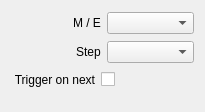
The window that src/Widgets/Inspector/Atem/InspectorAtemCutWidget.ui (CasparCG/client) describes before a commit, drawn with Qt 5.
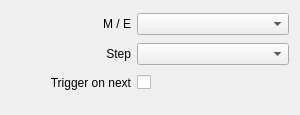
The same window after the commit.

Commit message: Simplify layout of inspector widgets

Patch:
```diff
--- a/src/Widgets/Inspector/Atem/InspectorAtemCutWidget.ui
+++ b/src/Widgets/Inspector/Atem/InspectorAtemCutWidget.ui
@@ -6,8 +6,8 @@
    <rect>
     <x>0</x>
     <y>0</y>
-    <width>205</width>
-    <height>112</height>
+    <width>300</width>
+    <height>115</height>
    </rect>
   </property>
   <property name="sizePolicy">
@@ -16,33 +16,21 @@
     <verstretch>0</verstretch>
    </sizepolicy>
   </property>
-  <layout class="QVBoxLayout" name="verticalLayout">
-   <item>
-    <layout class="QHBoxLayout" name="horizontalLayoutMixerStep">
-     <item>
-      <spacer name="horizontalSpacerMixerStep">
-       <property name="orientation">
-        <enum>Qt::Horizontal</enum>
-       </property>
-       <property name="sizeType">
-        <enum>QSizePolicy::Fixed</enum>
-       </property>
-       <property name="sizeHint" stdset="0">
-        <size>
-         <width>62</width>
-         <height>20</height>
-        </size>
-       </property>
-      </spacer>
-     </item>
-     <item>
-      <widget class="QLabel" name="labelMixerStep">
-       <property name="text">
-        <string>M / E</string>
+  <layout class="QGridLayout" name="gridLayout">
+   <property name="bottomMargin">
+    <number>20</number>
+   </property>
+   <item row="1" column="1">
+    <widget class="QComboBox" name="comboBoxStep">
+     <property name="sizePolicy">
+      <sizepolicy hsizetype="Expanding" vsizetype="Fixed">
+       <horstretch>0</horstretch>
+       <verstretch>0</verstretch>
+      </sizepolicy>
        </property>
       </widget>
      </item>
-     <item>
+   <item row="0" column="1">
       <widget class="QComboBox" name="comboBoxMixerStep">
        <property name="sizePolicy">
         <sizepolicy hsizetype="Expanding" vsizetype="Fixed">
@@ -52,73 +40,56 @@
        </property>
       </widget>
      </item>
-    </layout>
-   </item>
-   <item>
-    <layout class="QHBoxLayout" name="horizontalLayoutStep">
-     <item>
-      <spacer name="horizontalSpacerStep">
-       <property name="orientation">
-        <enum>Qt::Horizontal</enum>
-       </property>
-       <property name="sizeType">
-        <enum>QSizePolicy::Fixed</enum>
-       </property>
-       <property name="sizeHint" stdset="0">
+   <item row="2" column="0">
+    <widget class="QLabel" name="labelTriggerOnNext">
+     <property name="minimumSize">
         <size>
-         <width>65</width>
-         <height>20</height>
-        </size>
-       </property>
-      </spacer>
-     </item>
-     <item>
+       <width>120</width>
+       <height>0</height>
+      </size>
+     </property>
+     <property name="text">
+      <string>Trigger on next</string>
+     </property>
+     <property name="alignment">
+      <set>Qt::AlignRight|Qt::AlignTrailing|Qt::AlignVCenter</set>
+     </property>
+    </widget>
+   </item>
+   <item row="1" column="0">
       <widget class="QLabel" name="labelStep">
+     <property name="minimumSize">
+      <size>
+       <width>120</width>
+       <height>0</height>
+      </size>
+     </property>
        <property name="text">
         <string>Step</string>
        </property>
-      </widget>
-     </item>
-     <item>
-      <widget class="QComboBox" name="comboBoxStep">
-       <property name="sizePolicy">
-        <sizepolicy hsizetype="Expanding" vsizetype="Fixed">
-         <horstretch>0</horstretch>
-         <verstretch>0</verstretch>
-        </sizepolicy>
-       </property>
-      </widget>
-     </item>
-    </layout>
-   </item>
-   <item>
+     <property name="alignment">
+      <set>Qt::AlignRight|Qt::AlignTrailing|Qt::AlignVCenter</set>
+     </property>
+    </widget>
+   </item>
+   <item row="0" column="0">
+    <widget class="QLabel" name="labelMixerStep">
+     <property name="minimumSize">
+      <size>
+       <width>120</width>
+       <height>0</height>
+      </size>
+     </property>
+     <property name="text">
+      <string>M / E</string>
+     </property>
+     <property name="alignment">
+      <set>Qt::AlignRight|Qt::AlignTrailing|Qt::AlignVCenter</set>
+     </property>
+    </widget>
+   </item>
+   <item row="2" column="1">
     <layout class="QHBoxLayout" name="horizontalLayoutTriggerOnNext">
-     <item>
-      <spacer name="horizontalSpacerTriggerOnNext1">
-       <property name="orientation">
-        <enum>Qt::Horizontal</enum>
-       </property>
-       <property name="sizeType">
-        <enum>QSizePolicy::Fixed</enum>
-       </property>
-       <property name="sizeHint" stdset="0">
-        <size>
-         <width>2</width>
-         <height>20</height>
-        </size>
-       </property>
-      </spacer>
-     </item>
-     <item>
-      <widget class="QLabel" name="labelTriggerOnNext">
-       <property name="text">
-        <string>Trigger on next</string>
-       </property>
-       <property name="alignment">
-        <set>Qt::AlignRight|Qt::AlignTrailing|Qt::AlignVCenter</set>
-       </property>
-      </widget>
-     </item>
      <item>
       <widget class="QCheckBox" name="checkBoxTriggerOnNext">
        <property name="layoutDirection">
@@ -144,22 +115,6 @@
      </item>
     </layout>
    </item>
-   <item>
-    <spacer name="verticalSpacerStep">
-     <property name="orientation">
-      <enum>Qt::Vertical</enum>
-     </property>
-     <property name="sizeType">
-      <enum>QSizePolicy::Fixed</enum>
-     </property>
-     <property name="sizeHint" stdset="0">
-      <size>
-       <width>20</width>
-       <height>10</height>
-      </size>
-     </property>
-    </spacer>
-   </item>
   </layout>
  </widget>
  <resources/>
```
Left out of the diff: 5 changed lines with no effect on the pictures. Lines whose indentation alone changed are shown as unchanged. The commit also changes 58 other files.
